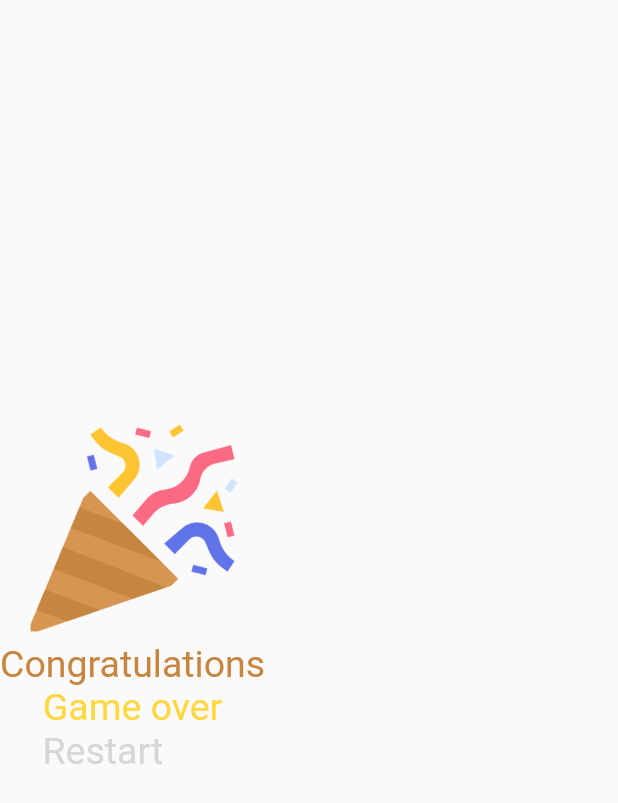
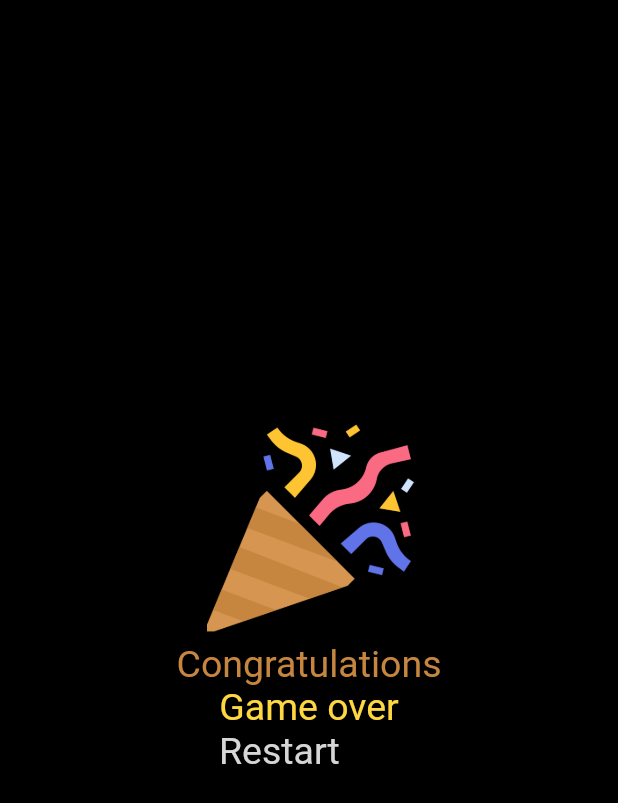
Before and after one commit to VivekTailor19/kbc_100, a Flutter app: the Finish screen opened by its route, on a phone screen of 412 x 824 dp. Shown: the top 803 px of the screen. Run offline on Flutter 3.47's test engine with Material 2 defaults, Android fonts, the light colour scheme and no system bars.

Commit message:
KBC application using Flutter

```diff
--- a/lib/finish.dart
+++ b/lib/finish.dart
@@ -10,8 +10,9 @@ class Finish extends StatefulWidget {
 class _FinishState extends State<Finish> {
   @override
   Widget build(BuildContext context) {
-    return Scaffold(
-        body: Column(
+    return Scaffold(backgroundColor: Colors.black,
+        body: Center(
+          child: Column(
               mainAxisAlignment: MainAxisAlignment.center,
               children: [
               Image.asset("assets/images/wining.png", height: 150, width: 150,
@@ -30,6 +31,7 @@ class _FinishState extends State<Finish> {
           )
     ]
     ,
+    ),
         )
     ,
     );
--- a/lib/que_ans_modal.dart
+++ /dev/null
@@ -1,5 +0,0 @@
-class QueAnsModal()
-{
-  String? que, a, b, c, d,ans;
-  QueAnsModal(this.que, this.a, this.b, this.c , this.d, this.ans);
-}
--- a/lib/right_answer.dart
+++ b/lib/right_answer.dart
@@ -31,7 +31,7 @@ class _Right_AnswerState extends State<Right_Answer> {
               padding: const EdgeInsets.symmetric(vertical: 15.0),
               child: InkWell(onTap: (){
                 print(op);
-                if(op <= 9)
+                if(op < 9)
                   {
                     Navigator.pushNamed(context, "start");
                   }
```
Also changed, not shown: lib/home_screen.dart (+13 -4 lines). Lines whose indentation alone changed are shown as unchanged.
